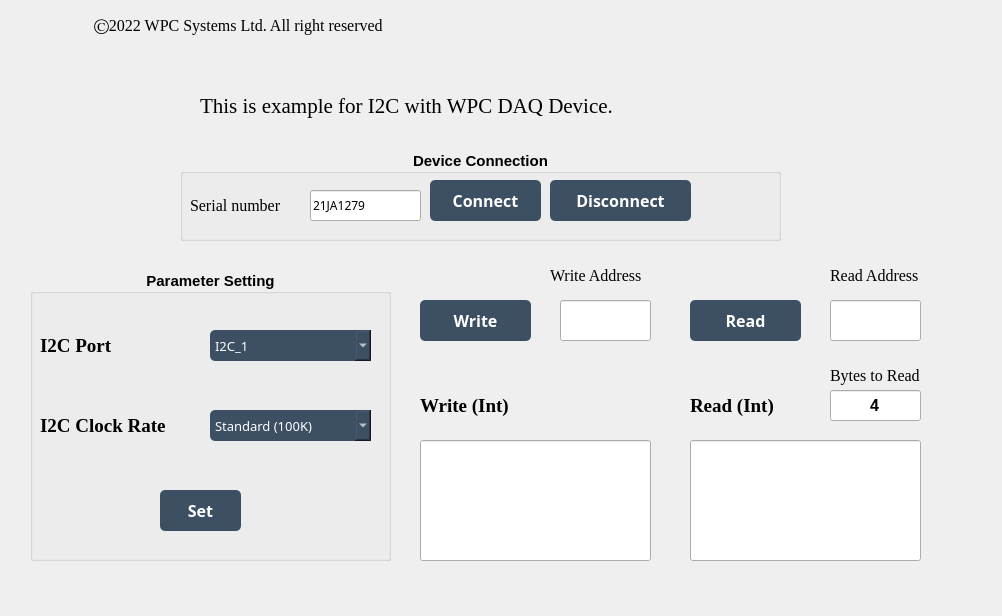
First picture: the form in Examples/GUI/I2C/Example_I2C/UI_design/example_GUI_I2C.ui, repository WPC-Systems-Ltd/WPC_Python_driver_release, before the edit.
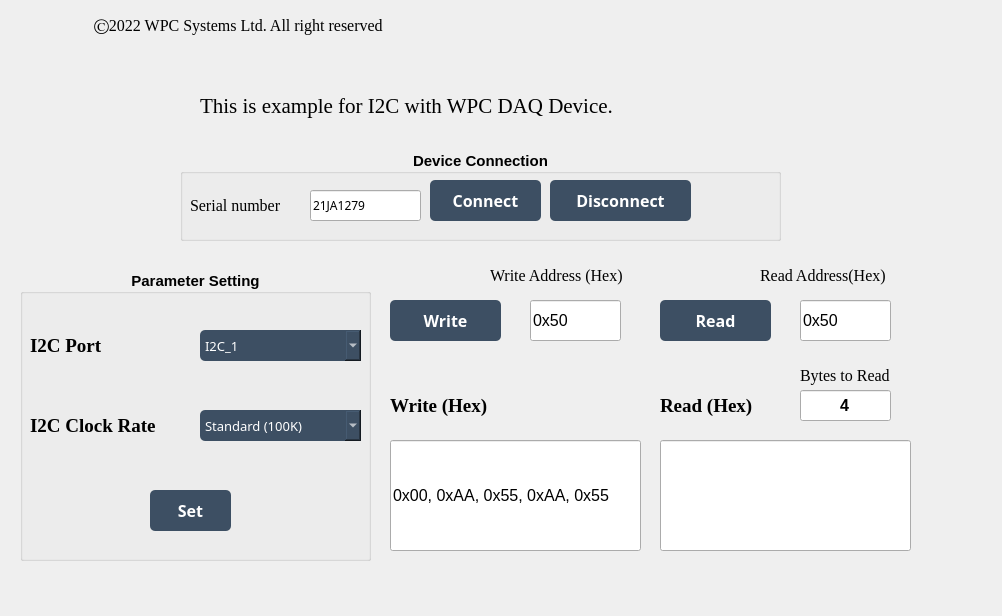
Second picture: the form after the edit. Icons and pictures are not drawn.

The edit to the form file:
```diff
--- a/Examples/GUI/I2C/Example_I2C/UI_design/example_GUI_I2C.ui
+++ b/Examples/GUI/I2C/Example_I2C/UI_design/example_GUI_I2C.ui
@@ -242,9 +242,9 @@
    <widget class="QGroupBox" name="groupBox_setting">
     <property name="geometry">
      <rect>
-      <x>30</x>
+      <x>20</x>
       <y>270</y>
-      <width>361</width>
+      <width>351</width>
       <height>291</height>
      </rect>
     </property>
@@ -822,7 +822,7 @@
    <widget class="QPushButton" name="btn_write">
     <property name="geometry">
      <rect>
-      <x>420</x>
+      <x>390</x>
       <y>300</y>
       <width>111</width>
       <height>41</height>
@@ -855,7 +855,7 @@
    <widget class="QPushButton" name="btn_read">
     <property name="geometry">
      <rect>
-      <x>690</x>
+      <x>660</x>
       <y>300</y>
       <width>111</width>
       <height>41</height>
@@ -888,7 +888,7 @@
    <widget class="QLineEdit" name="lineEdit_byteread">
     <property name="geometry">
      <rect>
-      <x>830</x>
+      <x>800</x>
       <y>390</y>
       <width>91</width>
       <height>31</height>
@@ -914,7 +914,7 @@
    <widget class="QLabel" name="lb_byteread">
     <property name="geometry">
      <rect>
-      <x>830</x>
+      <x>800</x>
       <y>360</y>
       <width>121</width>
       <height>31</height>
@@ -935,7 +935,7 @@
    <widget class="QLabel" name="lb_write">
     <property name="geometry">
      <rect>
-      <x>420</x>
+      <x>390</x>
       <y>390</y>
       <width>121</width>
       <height>31</height>
@@ -950,15 +950,15 @@
      </font>
     </property>
     <property name="text">
-     <string>Write (Int)</string>
+     <string>Write (Hex)</string>
     </property>
    </widget>
    <widget class="QLabel" name="lb_read">
     <property name="geometry">
      <rect>
-      <x>690</x>
+      <x>660</x>
       <y>390</y>
-      <width>111</width>
+      <width>121</width>
       <height>31</height>
      </rect>
     </property>
@@ -971,16 +971,16 @@
      </font>
     </property>
     <property name="text">
-     <string>Read (Int)</string>
+     <string>Read (Hex)</string>
     </property>
    </widget>
    <widget class="QLineEdit" name="lineEdit_write">
     <property name="geometry">
      <rect>
-      <x>420</x>
+      <x>390</x>
       <y>440</y>
-      <width>231</width>
-      <height>121</height>
+      <width>251</width>
+      <height>111</height>
      </rect>
     </property>
     <property name="font">
@@ -989,16 +989,16 @@
      </font>
     </property>
     <property name="text">
-     <string/>
+     <string>0x00, 0xAA, 0x55, 0xAA, 0x55</string>
     </property>
    </widget>
    <widget class="QLineEdit" name="lineEdit_read">
     <property name="geometry">
      <rect>
-      <x>690</x>
+      <x>660</x>
       <y>440</y>
-      <width>231</width>
-      <height>121</height>
+      <width>251</width>
+      <height>111</height>
      </rect>
     </property>
     <property name="font">
@@ -1013,7 +1013,7 @@
    <widget class="QLineEdit" name="lineEdit_writeAddr">
     <property name="geometry">
      <rect>
-      <x>560</x>
+      <x>530</x>
       <y>300</y>
       <width>91</width>
       <height>41</height>
@@ -1025,13 +1025,13 @@
      </font>
     </property>
     <property name="text">
-     <string/>
+     <string>0x50</string>
     </property>
    </widget>
    <widget class="QLineEdit" name="lineEdit_readAddr">
     <property name="geometry">
      <rect>
-      <x>830</x>
+      <x>800</x>
       <y>300</y>
       <width>91</width>
       <height>41</height>
@@ -1043,15 +1043,15 @@
      </font>
     </property>
     <property name="text">
-     <string/>
+     <string>0x50</string>
     </property>
    </widget>
    <widget class="QLabel" name="lb_writeAddr">
     <property name="geometry">
      <rect>
-      <x>550</x>
+      <x>490</x>
       <y>260</y>
-      <width>121</width>
+      <width>171</width>
       <height>31</height>
      </rect>
     </property>
@@ -1064,15 +1064,15 @@
      </font>
     </property>
     <property name="text">
-     <string>Write Address</string>
+     <string>Write Address (Hex)</string>
     </property>
    </widget>
    <widget class="QLabel" name="lb_readAddr">
     <property name="geometry">
      <rect>
-      <x>830</x>
+      <x>760</x>
       <y>260</y>
-      <width>121</width>
+      <width>161</width>
       <height>31</height>
      </rect>
     </property>
@@ -1085,7 +1085,7 @@
      </font>
     </property>
     <property name="text">
-     <string>Read Address</string>
+     <string>Read Address(Hex)</string>
     </property>
    </widget>
   </widget>
```
